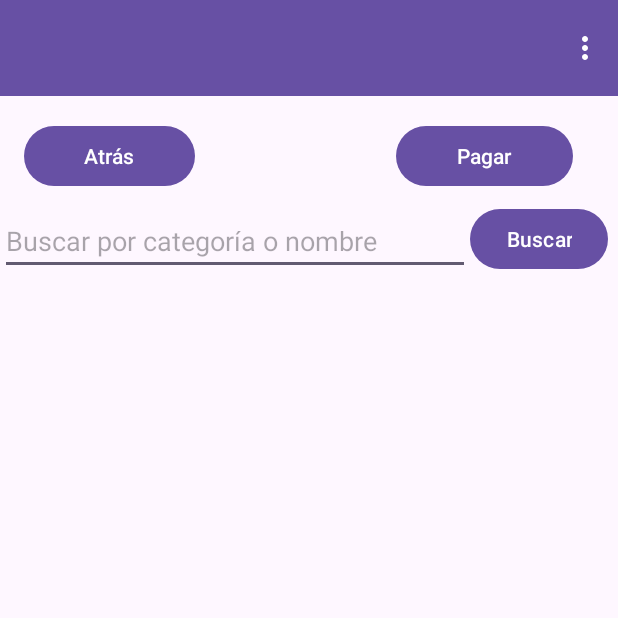
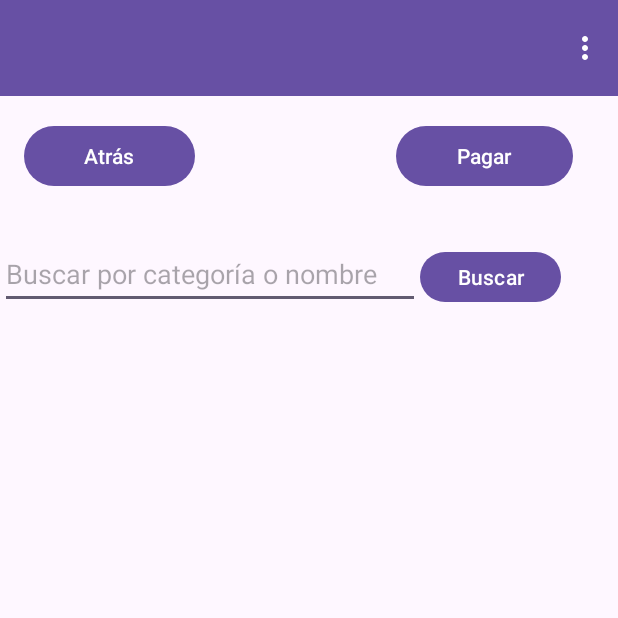
Before and after one commit to inspedralbes/transversal-tr1-2023-2024-app-android-proyecto1gr5, an Android app: the FirstFragment screen opened directly, with no data from a screen before it, on a phone screen of 412 x 824 dp, the top half of it. Run offline under Robolectric (Android 15) with nearby library versions, the phone set to English and light mode, and no system bars; our stand-ins replace navigation-ui.

Commit message:
Dissenys reciclerview retocat

```diff
--- a/app/src/main/res/layout/fragment_first.xml
+++ b/app/src/main/res/layout/fragment_first.xml
@@ -11,27 +11,27 @@
 
     <EditText
         android:id="@+id/editTextSearch"
-        android:layout_width="313dp"
-        android:layout_height="39dp"
-        android:layout_marginTop="16dp"
+        android:layout_width="280dp"
+        android:layout_height="46dp"
+        android:layout_marginTop="32dp"
         android:hint="Buscar por categoría o nombre"
         app:layout_constraintStart_toStartOf="parent"
         app:layout_constraintTop_toTopOf="parent" />
 
     <Button
         android:id="@+id/buttonSearch"
-        android:layout_width="wrap_content"
-        android:layout_height="wrap_content"
-        android:layout_marginTop="7dp"
+        android:layout_width="94dp"
+        android:layout_height="41dp"
+        android:layout_marginTop="36dp"
         android:text="Buscar"
         app:layout_constraintStart_toEndOf="@+id/editTextSearch"
         app:layout_constraintTop_toTopOf="parent" />
 
     <androidx.recyclerview.widget.RecyclerView
         android:id="@+id/recyclerViewProductes"
-        android:layout_width="412dp"
-        android:layout_height="669dp"
-        android:layout_marginTop="7dp"
+        android:layout_width="410dp"
+        android:layout_height="586dp"
+        android:layout_marginTop="5dp"
         app:layout_constraintStart_toStartOf="parent"
         app:layout_constraintTop_toBottomOf="@+id/editTextSearch">
 
--- a/app/src/main/res/layout/item_layout_productes.xml
+++ b/app/src/main/res/layout/item_layout_productes.xml
@@ -31,7 +31,7 @@
 
     <Button
         android:id="@+id/boto_modificar_quantitat"
-        android:layout_width="match_parent"
+        android:layout_width="370dp"
         android:layout_height="wrap_content"
         android:text="Afegir a la comanda" />
 
```
